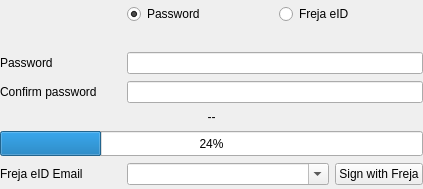
Old version of the form BlockSettleUILib/WalletKeyWidget.ui in the repository BlockSettle/terminal.
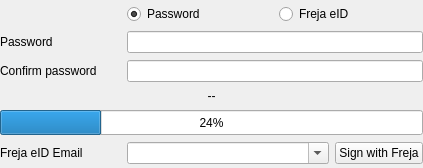
New version of the form.

```diff
--- a/BlockSettleUILib/WalletKeyWidget.ui
+++ b/BlockSettleUILib/WalletKeyWidget.ui
@@ -7,7 +7,7 @@
     <x>0</x>
     <y>0</y>
     <width>423</width>
-    <height>183</height>
+    <height>164</height>
    </rect>
   </property>
   <property name="sizePolicy">
@@ -35,7 +35,7 @@
    <property name="spacing">
     <number>7</number>
    </property>
-   <item row="6" column="1" colspan="2">
+   <item row="5" column="1" colspan="2">
     <widget class="QWidget" name="widgetFrejaLayout" native="true">
      <layout class="QHBoxLayout" name="widgetFreja">
       <property name="leftMargin">
@@ -79,28 +79,33 @@
      </layout>
     </widget>
    </item>
-   <item row="2" column="1" colspan="2">
+   <item row="1" column="1" colspan="2">
     <widget class="QLineEdit" name="lineEditPassword">
      <property name="echoMode">
       <enum>QLineEdit::Password</enum>
      </property>
     </widget>
    </item>
-   <item row="1" column="0" colspan="3">
-    <widget class="QLabel" name="labelPadding">
-     <property name="text">
-      <string/>
-     </property>
-    </widget>
-   </item>
-   <item row="3" column="0">
+   <item row="2" column="0">
     <widget class="QLabel" name="labelPasswordConfirm">
+     <property name="minimumSize">
+      <size>
+       <width>120</width>
+       <height>0</height>
+      </size>
+     </property>
+     <property name="maximumSize">
+      <size>
+       <width>120</width>
+       <height>16777215</height>
+      </size>
+     </property>
      <property name="text">
       <string>Confirm password</string>
      </property>
     </widget>
    </item>
-   <item row="2" column="0">
+   <item row="1" column="0">
     <widget class="QLabel" name="labelPassword">
      <property name="minimumSize">
       <size>
@@ -108,12 +113,18 @@
        <height>0</height>
       </size>
      </property>
+     <property name="maximumSize">
+      <size>
+       <width>120</width>
+       <height>16777215</height>
+      </size>
+     </property>
      <property name="text">
       <string>Password</string>
      </property>
     </widget>
    </item>
-   <item row="5" column="0" colspan="3">
+   <item row="4" column="0" colspan="3">
     <widget class="QProgressBar" name="progressBar">
      <property name="minimumSize">
       <size>
@@ -132,7 +143,7 @@
      </property>
     </widget>
    </item>
-   <item row="4" column="0" colspan="3">
+   <item row="3" column="0" colspan="3">
     <widget class="QLabel" name="labelFrejeId">
      <property name="text">
       <string>--</string>
@@ -142,14 +153,14 @@
      </property>
     </widget>
    </item>
-   <item row="3" column="1" colspan="2">
+   <item row="2" column="1" colspan="2">
     <widget class="QLineEdit" name="lineEditPasswordConfirm">
      <property name="echoMode">
       <enum>QLineEdit::Password</enum>
      </property>
     </widget>
    </item>
-   <item row="6" column="0">
+   <item row="5" column="0">
     <widget class="QLabel" name="labelFrejaInfo">
      <property name="minimumSize">
       <size>
@@ -157,6 +168,12 @@
        <height>0</height>
       </size>
      </property>
+     <property name="maximumSize">
+      <size>
+       <width>120</width>
+       <height>16777215</height>
+      </size>
+     </property>
      <property name="text">
       <string>Freja eID Email</string>
      </property>
```
